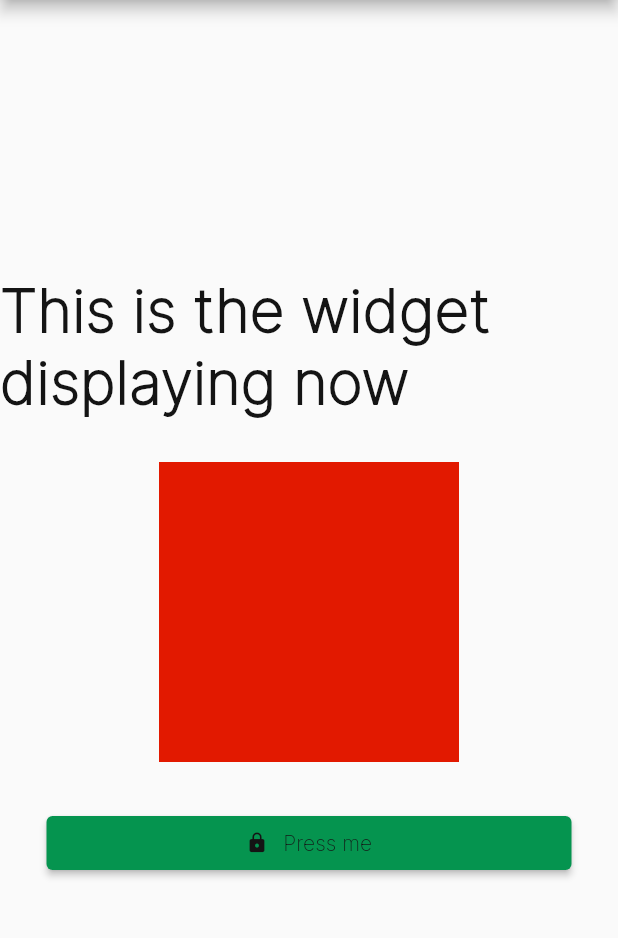
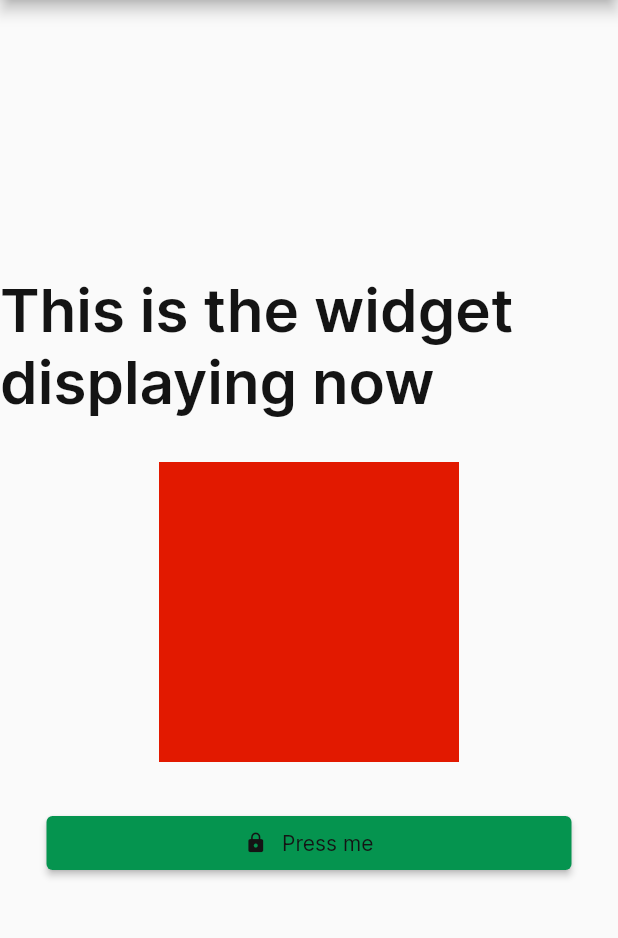
Before and after one commit to MayJuun/design_system, a Flutter app: the screen it shows after launch, on a phone screen of 412 x 824 dp, the part 84-1022 px from its top. Run offline on Flutter 3.47's test engine with Material 2 defaults, Android fonts, the phone set to English and light mode, and no system bars.

Commit message:
chore & refact: Elevated Button params & Variable fonts addition

```diff
--- a/lib/buttons/small/buttons_small_theme.dart
+++ b/lib/buttons/small/buttons_small_theme.dart
@@ -13,13 +13,8 @@ class ButtonSmall {
   static ElevatedButtonThemeData elevatedButtonTheme() {
     return ElevatedButtonThemeData(
       style: ButtonStyle(
-        fixedSize: MaterialStateProperty.all(
-          const Size(350, 36),
-        ),
-
         mouseCursor:
             MaterialStateProperty.all<MouseCursor>(SystemMouseCursors.click),
-
         enableFeedback: true,
         // shape: MaterialStateProperty.all<OutlinedBorder>(const CircleBorder()),
         textStyle: MaterialStateProperty.all<TextStyle>(MayJuunType.label3()),
@@ -44,7 +39,14 @@ class ButtonSmall {
     );
   }
 
-  static ElevatedButton elevatedButtonComponent() {
+  ///This function takes in x params: height, width, prefix-Icon, Suffix Icon, button title of type <widget>
+  static ElevatedButton elevatedButtonComponent({
+    Widget? buttonTitle,
+    double? height,
+    double? width,
+    IconData? prefix,
+    IconData? suffix,
+  }) {
     return ElevatedButton(
       onPressed: () {},
       child: Row(
@@ -52,8 +54,17 @@ class ButtonSmall {
         children: [
           const Icon(Icons.lock, size: 15),
           SpaceConsts.horizontalOne,
-            const Text('Press me')
+          Text(
+            'Press me',
+            style: MayJuunType.label3(),
+          )
         ],
-        ));
+      ),
+      style: ButtonStyle(
+        fixedSize: MaterialStateProperty.all(
+          const Size(350, 36),
+        ),
+      ),
+    );
   }
 }
--- a/lib/typography/typography.dart
+++ b/lib/typography/typography.dart
@@ -21,7 +21,7 @@ class MayJuunType {
       TextStyle(
           fontSize: 72,
           color: color ?? LightThemeColors.contentPrimary,
-          fontFamily: 'Inter-ExtraLight',
+          fontFamily: 'Inter-Variable',
           fontWeight: fontWeight ?? displayWeight);
 
   ///Outputs the corresponding font size and properties.
@@ -32,7 +32,7 @@ class MayJuunType {
       TextStyle(
           fontSize: 58,
           color: color ?? LightThemeColors.contentPrimary,
-          fontFamily: 'Inter-ExtraLight',
+          fontFamily: 'Inter-Variable',
           fontWeight: fontWeight ?? displayWeight);
 
   ///Outputs the corresponding font size and properties.
@@ -43,7 +43,7 @@ class MayJuunType {
       TextStyle(
           fontSize: 45,
           color: color ?? LightThemeColors.contentPrimary,
-          fontFamily: 'Inter-ExtraLight',
+          fontFamily: 'Inter-Variable',
           fontWeight: fontWeight ?? displayWeight);
 
   ///Outputs the corresponding font size and properties.
@@ -54,7 +54,7 @@ class MayJuunType {
       TextStyle(
           fontSize: 36,
           color: color ?? LightThemeColors.contentPrimary,
-          fontFamily: 'Inter-ExtraLight',
+          fontFamily: 'Inter-Variable',
           fontWeight: fontWeight ?? displayWeight);
 
   // %%%%%%%%%%%%%%%%%%%%%%%%%%%%%%%%%%%%%%%%%%
@@ -65,41 +65,41 @@ class MayJuunType {
       TextStyle(
           fontSize: 40,
           color: color ?? LightThemeColors.contentPrimary,
-          fontFamily: 'Inter-ExtraLight',
+          fontFamily: 'Inter-Variable',
           fontWeight: fontWeight ?? headingWeight);
 
   static TextStyle heading2({Color? color, FontWeight? fontWeight}) =>
       TextStyle(
           fontSize: 36,
           color: color ?? LightThemeColors.contentPrimary,
-          fontFamily: 'Inter-ExtraLight',
+          fontFamily: 'Inter-Variable',
           fontWeight: fontWeight ?? headingWeight);
 
   static TextStyle heading3({Color? color, FontWeight? fontWeight}) =>
       TextStyle(
           fontSize: 32,
           color: color ?? LightThemeColors.contentPrimary,
-          fontFamily: 'Inter-ExtraLight',
+          fontFamily: 'Inter-Variable',
           fontWeight: fontWeight ?? headingWeight);
 
   static TextStyle heading4({Color? color, FontWeight? fontWeight}) =>
       TextStyle(
           fontSize: 28,
           color: color ?? LightThemeColors.contentPrimary,
-          fontFamily: 'Inter-ExtraLight',
+          fontFamily: 'Inter-Variable',
           fontWeight: fontWeight ?? headingWeight);
 
   static TextStyle heading5({Color? color, FontWeight? fontWeight}) =>
       TextStyle(
           fontSize: 24,
           color: color ?? LightThemeColors.contentPrimary,
-          fontFamily: 'Inter-ExtraLight',
+          fontFamily: 'Inter-Variable',
           fontWeight: fontWeight ?? headingWeight);
   static TextStyle heading6({Color? color, FontWeight? fontWeight}) =>
       TextStyle(
           fontSize: 20,
           color: color ?? LightThemeColors.contentPrimary,
-          fontFamily: 'Inter-ExtraLight',
+          fontFamily: 'Inter-Variable',
           fontWeight: fontWeight ?? headingWeight);
 
   // %%%%%%%%%%%%%%%%%%%%%%%%%%%%%%%%%%%%%%%%%%
@@ -108,22 +108,22 @@ class MayJuunType {
   static TextStyle label1({Color? color, FontWeight? fontWeight}) => TextStyle(
       fontSize: 18,
       color: color ?? LightThemeColors.contentPrimary,
-      fontFamily: 'Inter-ExtraLight',
+      fontFamily: 'Inter-Variable',
       fontWeight: fontWeight ?? labelWeight);
   static TextStyle label2({Color? color, FontWeight? fontWeight}) => TextStyle(
       fontSize: 16,
       color: color ?? LightThemeColors.contentPrimary,
-      fontFamily: 'Inter-ExtraLight',
+      fontFamily: 'Inter-Variable',
       fontWeight: fontWeight ?? labelWeight);
   static TextStyle label3({Color? color, FontWeight? fontWeight}) => TextStyle(
       fontSize: 14,
       color: color ?? LightThemeColors.contentPrimary,
-      fontFamily: 'Inter-ExtraLight',
+      fontFamily: 'Inter-Variable',
       fontWeight: fontWeight ?? labelWeight);
   static TextStyle label4({Color? color, FontWeight? fontWeight}) => TextStyle(
       fontSize: 12,
       color: color ?? LightThemeColors.contentPrimary,
-      fontFamily: 'Inter-ExtraLight',
+      fontFamily: 'Inter-Variable',
       fontWeight: fontWeight ?? labelWeight);
 
   // %%%%%%%%%%%%%%%%%%%%%%%%%%%%%%%%%%%%%%%%%%
@@ -132,21 +132,21 @@ class MayJuunType {
   static TextStyle p1({Color? color, FontWeight? fontWeight}) => TextStyle(
       fontSize: 18,
       color: color ?? LightThemeColors.contentPrimary,
-      fontFamily: 'Inter-ExtraLight',
+      fontFamily: 'Inter-Variable',
       fontWeight: fontWeight ?? paragrapghWeight);
   static TextStyle p2({Color? color, FontWeight? fontWeight}) => TextStyle(
       fontSize: 16,
       color: color ?? LightThemeColors.contentPrimary,
-      fontFamily: 'Inter-ExtraLight',
+      fontFamily: 'Inter-Variable',
       fontWeight: fontWeight ?? paragrapghWeight);
   static TextStyle p3({Color? color, FontWeight? fontWeight}) => TextStyle(
       fontSize: 14,
       color: color ?? LightThemeColors.contentPrimary,
-      fontFamily: 'Inter-ExtraLight',
+      fontFamily: 'Inter-Variable',
       fontWeight: fontWeight ?? paragrapghWeight);
   static TextStyle p4({Color? color, FontWeight? fontWeight}) => TextStyle(
       fontSize: 12,
       color: color ?? LightThemeColors.contentPrimary,
-      fontFamily: 'Inter-ExtraLight',
+      fontFamily: 'Inter-Variable',
       fontWeight: fontWeight ?? paragrapghWeight);
 }
--- a/pubspec.yaml
+++ b/pubspec.yaml
@@ -76,3 +76,7 @@ flutter:
     - family: Inter-Black
       fonts:
         - asset: assets/fonts/Inter-Black.ttf
+
+    - family: Inter-Variable
+      fonts:
+        - asset: assets/fonts/Inter-Variable.ttf
```
Also changed, not shown: assets/fonts/Inter-Variable.ttf (added), lib/buttons/button_styled_component.dart (added). Lines whose indentation alone changed are shown as unchanged.
